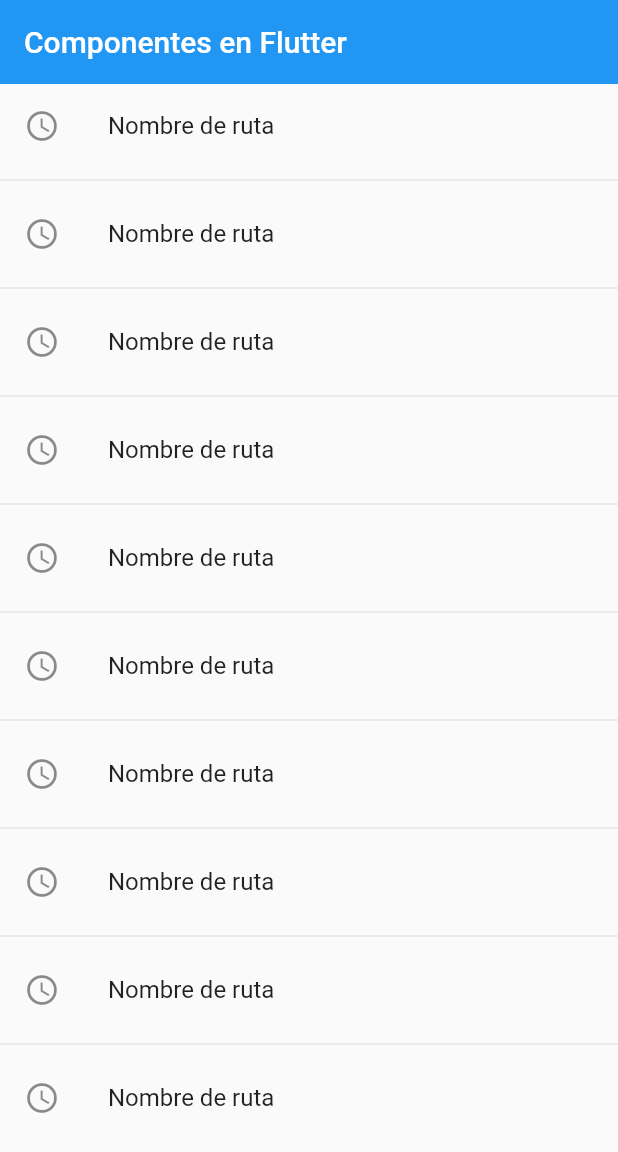
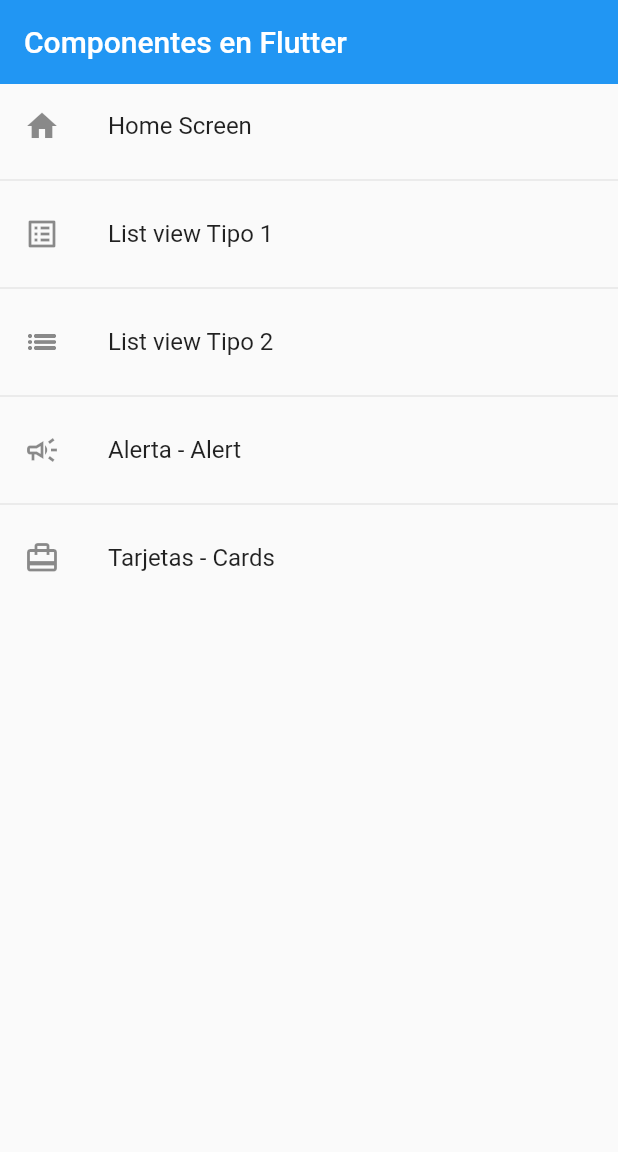
Before and after one commit to alexis19b/flutterapp, a Flutter app: the screen it shows after launch, on a phone screen of 412 x 824 dp. Shown: the top 1152 px of the screen. Run offline on Flutter 3.47's test engine with Material 2 defaults, Android fonts, the phone set to English and light mode, and no system bars.

Commit message:
added routes models

```diff
--- a/lib/main.dart
+++ b/lib/main.dart
@@ -12,7 +12,7 @@ class MyApp extends StatelessWidget {
         debugShowCheckedModeBanner: false,
         title: 'Material App',
         initialRoute: AppRoutes.intialRoute,
-        routes: AppRoutes.routes,
+        routes: AppRoutes.getAppRoutes(),
         onGenerateRoute: AppRoutes.onGenerateRoute);
   }
 }
--- a/lib/routes/app_routes.dart
+++ b/lib/routes/app_routes.dart
@@ -1,16 +1,55 @@
 import 'package:flutter/material.dart';
+
+import 'package:fl_components/models/models.dart';
 import 'package:fl_components/screens/screens.dart';
 
 class AppRoutes {
   static const intialRoute = 'home';
 
-  static Map<String, Widget Function(BuildContext)> routes = {
-    'home': (BuildContext context) => const HomeScreen(),
-    'listview1': (BuildContext context) => const Listview1Screen(),
-    'listview2': (BuildContext context) => const Listview2Screen(),
-    'alert': (BuildContext context) => const AlertScreen(),
-    'card': (BuildContext context) => const CardScreen(),
-  };
+  static final menuOptions = <MenuOption>[
+    MenuOption(
+        route: 'home',
+        icon: Icons.home,
+        name: 'Home Screen',
+        screen: const HomeScreen()),
+    MenuOption(
+        route: 'listview1',
+        icon: Icons.list_alt,
+        name: 'List view Tipo 1',
+        screen: const Listview1Screen()),
+    MenuOption(
+        route: 'listview2',
+        icon: Icons.list_outlined,
+        name: 'List view Tipo 2',
+        screen: const Listview2Screen()),
+    MenuOption(
+        route: 'alert',
+        icon: Icons.campaign_outlined,
+        name: 'Alerta - Alert',
+        screen: const AlertScreen()),
+    MenuOption(
+        route: 'card',
+        icon: Icons.card_travel_outlined,
+        name: 'Tarjetas - Cards',
+        screen: const CardScreen()),
+  ];
+
+  static Map<String, Widget Function(BuildContext)> getAppRoutes() {
+    Map<String, Widget Function(BuildContext)> appRoutes = {};
+
+    for (final option in menuOptions) {
+      appRoutes.addAll({option.route: (BuildContext context) => option.screen});
+    }
+    return appRoutes;
+  }
+
+  // static Map<String, Widget Function(BuildContext)> routes = {
+  //   'home': (BuildContext context) => const HomeScreen(),
+  //   'listview1': (BuildContext context) => const Listview1Screen(),
+  //   'listview2': (BuildContext context) => const Listview2Screen(),
+  //   'alert': (BuildContext context) => const AlertScreen(),
+  //   'card': (BuildContext context) => const CardScreen(),
+  // };
 
   static Route<dynamic> onGenerateRoute(RouteSettings settings) {
     return MaterialPageRoute(
--- a/lib/screens/home_screen.dart
+++ b/lib/screens/home_screen.dart
@@ -1,4 +1,5 @@
 import 'package:flutter/material.dart';
+import 'package:fl_components/routes/app_routes.dart';
 
 class HomeScreen extends StatelessWidget {
   const HomeScreen({Key? key}) : super(key: key);
@@ -12,13 +13,14 @@ class HomeScreen extends StatelessWidget {
         ),
         body: ListView.separated(
             itemBuilder: (context, index) => ListTile(
-                  leading: const Icon(Icons.access_time_outlined),
-                  title: const Text('Nombre de ruta'),
+                  leading: Icon(AppRoutes.menuOptions[index].icon),
+                  title: Text(AppRoutes.menuOptions[index].name),
                   onTap: () {
-                    Navigator.pushNamed(context, 'alert');
+                    Navigator.pushNamed(
+                        context, AppRoutes.menuOptions[index].route);
                   },
                 ),
             separatorBuilder: (_, __) => const Divider(),
-            itemCount: 10));
+            itemCount: AppRoutes.menuOptions.length));
   }
 }
```
